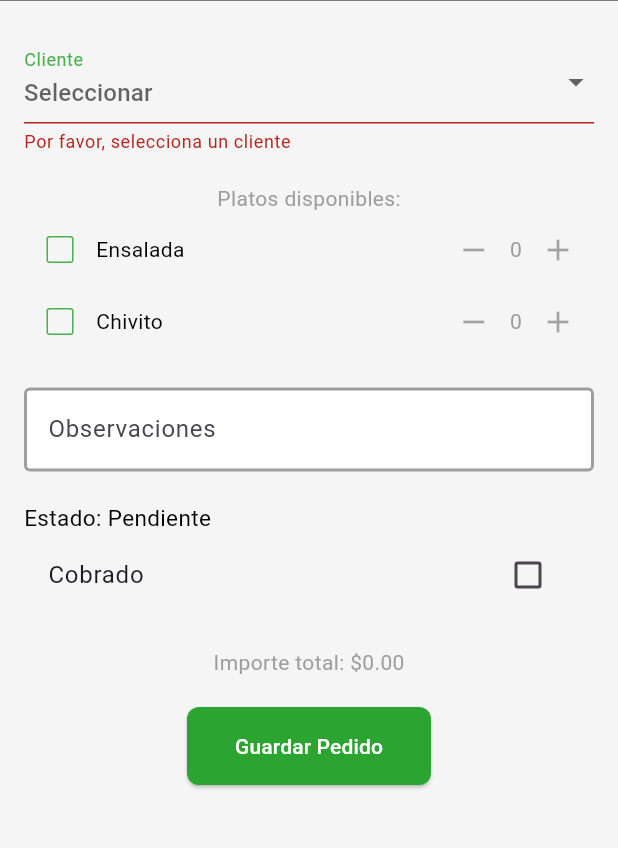
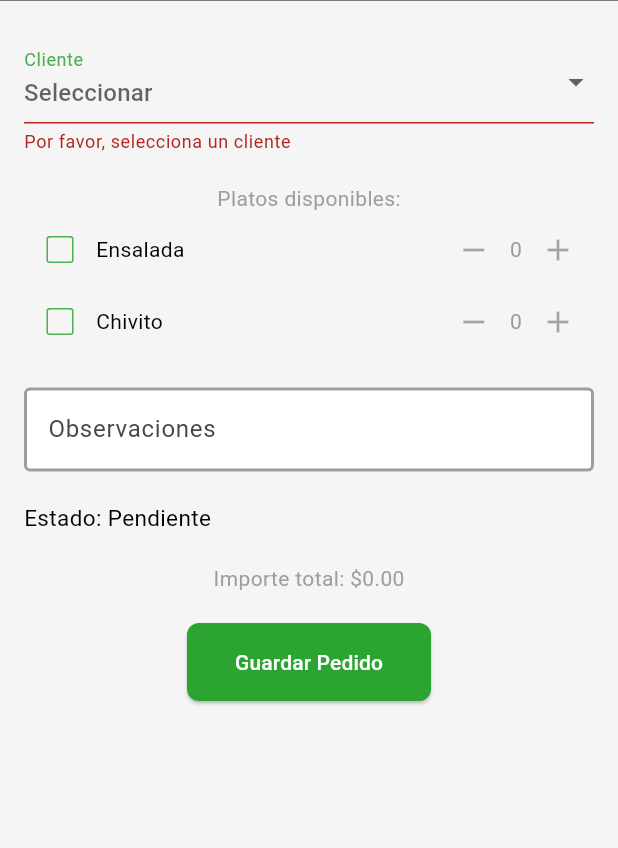
Before and after one commit to MartinPintos677/Proyecto-Flutter-Bios, a Flutter app: the PantallaAgregarPedido screen opened by its route, after a tap on "Guardar Pedido", on a phone screen of 412 x 824 dp, the part 97-945 px from its top. Run offline on Flutter 3.47's test engine with Material 3 defaults, Android fonts, the phone set to English and light mode, and no system bars; our stand-ins replace image_picker, sqflite; accounts and stored records are empty.

Commit message:
Faltan cositas

```diff
--- a/lib/daos/base_datos.dart
+++ b/lib/daos/base_datos.dart
@@ -40,7 +40,7 @@ class BaseDatos {
           CREATE TABLE Pedido (
             idPedido INTEGER PRIMARY KEY AUTOINCREMENT,
             cedula TEXT NOT NULL,
-            cobrado BOOLEAN NOT NULL,
+            cobrado BOOLEAN NULL,
             fechaHoraRealizacion DATETIME NOT NULL,
             observaciones TEXT,
             importeTotal DECIMAL(10, 2) NOT NULL,
--- a/lib/daos/dao_pedidos.dart
+++ b/lib/daos/dao_pedidos.dart
@@ -53,6 +53,7 @@ class DaoPedidos {
       lineaMap['idPedido'] = idPedido;
       await db.insert('LineaPedido', lineaMap);
     }
+
 
     return resultadoPedido; //Devolvemos las lineas afectadas, por las dudas
   }
--- a/lib/dominio/pedido.dart
+++ b/lib/dominio/pedido.dart
@@ -6,7 +6,7 @@ class Pedido {
   String? observaciones;
   double importeTotal;
   String estadoEntrega;
-  bool cobrado;
+  bool? cobrado;
 
   String clienteCedula; // Guardamos solo la cédula
   String? clienteNombre; // Nuevo campo para almacenar el nombre del cliente
@@ -32,7 +32,7 @@ class Pedido {
       observaciones: map['observaciones'] as String?,
       importeTotal: (map['importeTotal'] as num).toDouble(),
       estadoEntrega: map['estadoEntrega'] as String,
-      cobrado: (map['cobrado'] as int) != 0,
+      cobrado: null,
       clienteCedula: map['cedula'] as String,
       clienteNombre: null, // Se asignará después de obtener del DAO de clientes
       lineasPedidos: null, // Cargar líneas por separado si es necesario
@@ -46,7 +46,7 @@ class Pedido {
       'observaciones': observaciones,
       'importeTotal': importeTotal,
       'estadoEntrega': estadoEntrega,
-      'cobrado': cobrado ? 1 : 0,
+      'cobrado': cobrado,
       'cedula': clienteCedula, // Solo la cédula
     };
   }
--- a/lib/paginas/agregar_pedidos.dart
+++ b/lib/paginas/agregar_pedidos.dart
@@ -27,7 +27,8 @@ class _PantallaAgregarPedidoState extends State<PantallaAgregarPedido> {
   late String? _observaciones = '';
   double _importeTotal = 0.0;
   late String _estadoEntrega;
-  late bool _cobrado;
+  late bool? _cobrado;
+  bool mostrarCobrado =  false;
 
   final List<int> _platosSeleccionados = [];
   List<Cliente> _clientes = [];
@@ -107,7 +108,7 @@ class _PantallaAgregarPedidoState extends State<PantallaAgregarPedido> {
         _cedulaCliente = null;
         _fechaHoraRealizacion = DateTime.now();
         _observaciones = '';
-        _cobrado = false; // Valor predeterminado
+        _cobrado = null; // Valor predeterminado
         _estadoEntrega = "Pendiente"; // Valor predeterminado
       });
 
@@ -474,6 +475,7 @@ class _PantallaAgregarPedidoState extends State<PantallaAgregarPedido> {
                           onChanged: (String? newValue) {
                             setState(() {
                               _estadoEntrega = newValue!;
+                              newValue == "Entregado" ? mostrarCobrado = true : mostrarCobrado = false;
                             });
                           },
                           items: valoresEstado
@@ -492,6 +494,7 @@ class _PantallaAgregarPedidoState extends State<PantallaAgregarPedido> {
                           onSaved: (newValue) {
                             _estadoEntrega = newValue!;
                           },
+
                         )
                       : Align(
                           alignment: Alignment.centerLeft,
@@ -503,7 +506,7 @@ class _PantallaAgregarPedidoState extends State<PantallaAgregarPedido> {
                             ),
                           ),
                         ),
-                  CheckboxListTile(
+                  if(mostrarCobrado)CheckboxListTile(
                     title: const Text('Cobrado'),
                     value: _cobrado,
                     onChanged: (value) {
```
